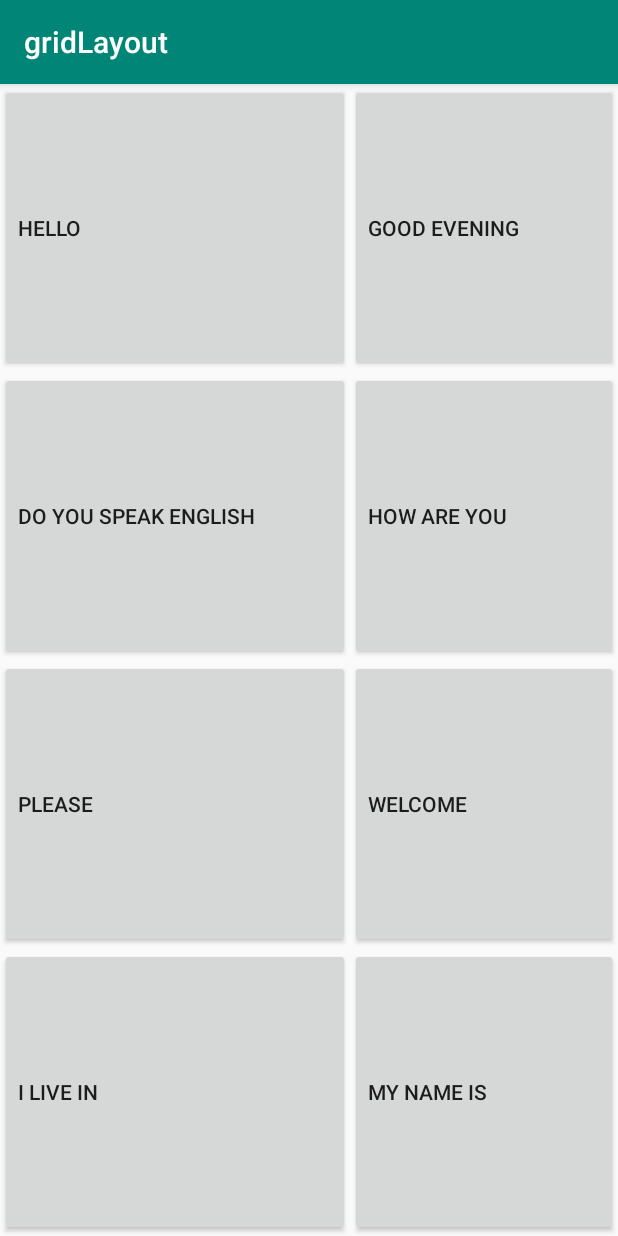
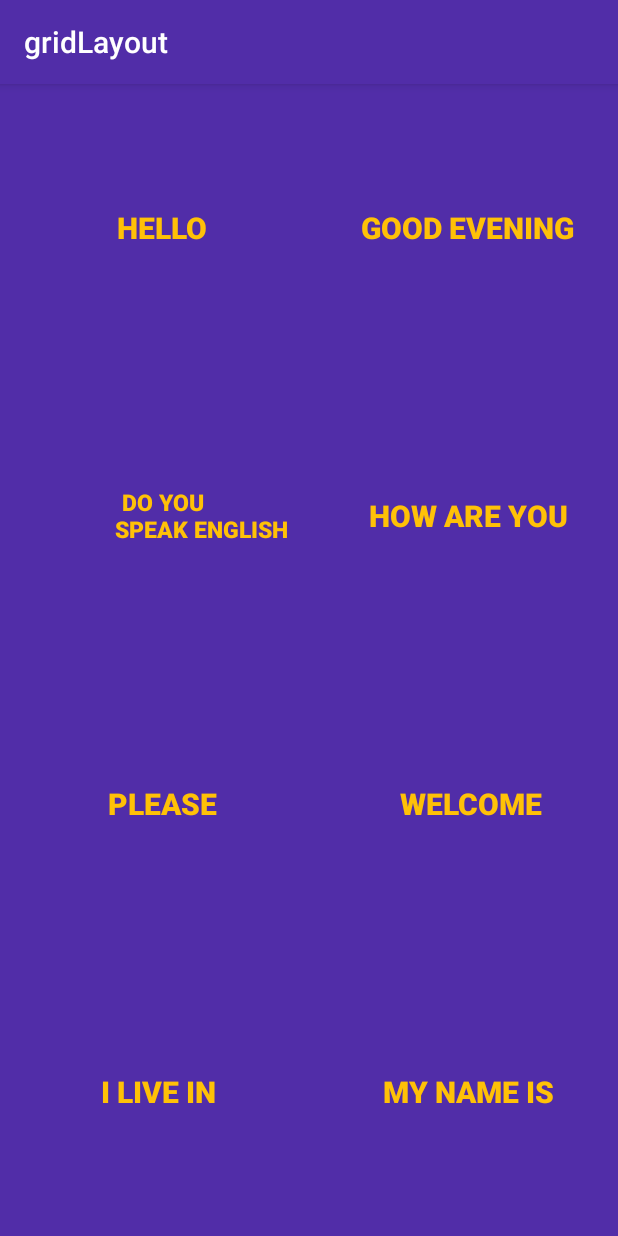
Before and after one commit to RandSaleh/BasicPhrasesApp, an Android app: the screen it shows after launch (MainActivity), on a phone screen of 412 x 824 dp. Run offline under Robolectric (Android 15) with nearby library versions, the phone set to English and light mode, and no system bars.

Commit message:
add style

```diff
--- a/app/src/main/res/layout/activity_main.xml
+++ b/app/src/main/res/layout/activity_main.xml
@@ -19,70 +19,92 @@
 
         <Button
             android:id="@+id/button1"
-            android:text="Hello"
+            style="@style/Button"
             android:gravity="fill"
-            app:layout_columnWeight="1"
-            app:layout_rowWeight="1"
             android:onClick="sayPhrases"
             android:tag="1"
-            />
+            android:text="Hello"
+            app:layout_columnWeight="1"
+            app:layout_rowWeight="1" />
+
         <Button
             android:id="@+id/button2"
+            style="@style/Button"
+            android:gravity="fill"
+            android:onClick="sayPhrases"
+            android:tag="2"
             android:text="Good evening "
-            android:gravity="fill"
             app:layout_columnWeight="1"
-            app:layout_rowWeight="1"
-            android:onClick="sayPhrases"
-            android:tag="2"/>
+            app:layout_rowWeight="1" />
 
         <Button
             android:id="@+id/button3"
-            android:text="Do you speak english"
             android:gravity="fill"
+            android:onClick="sayPhrases"
+            android:tag="3"
+            android:textSize="15dp"
+            android:text=" Do you \n
+            Speak English"
             app:layout_columnWeight="1"
             app:layout_rowWeight="1"
-            android:onClick="sayPhrases"
-            android:tag="3"/>
+            style="@style/Button"
+            />
+
         <Button
             android:id="@+id/button4"
+            android:background="@color/colorPrimary"
+            android:gravity="fill"
+            android:onClick="sayPhrases"
+            android:tag="4"
             android:text="How are you "
-            android:gravity="fill"
+            android:textColor="@color/colorPrimaryDark"
+            android:textStyle="bold"
             app:layout_columnWeight="1"
             app:layout_rowWeight="1"
-            android:onClick="sayPhrases"
-            android:tag="4"/>
+            style="@style/Button"/>
+
         <Button
             android:id="@+id/button5"
+            style="@style/Button"
+            android:gravity="fill"
+            android:onClick="sayPhrases"
+            android:tag="5"
             android:text="Please"
+            app:layout_columnWeight="1"
+            app:layout_rowWeight="1" />
+
+        <Button
+            android:id="@+id/button6"
+            android:background="@color/colorPrimary"
             android:gravity="fill"
+            android:onClick="sayPhrases"
+            android:tag="6"
+            android:text="Welcome"
+            android:textColor="@color/colorPrimaryDark"
+            android:textStyle="bold"
             app:layout_columnWeight="1"
             app:layout_rowWeight="1"
-            android:onClick="sayPhrases"
-            android:tag="5"/>
-        <Button
-            android:id="@+id/button6"
-            android:text="Welcome"
-            android:gravity="fill"
-            app:layout_columnWeight="1"
-            app:layout_rowWeight="1"
-            android:onClick="sayPhrases"
-            android:tag="6"/>
+            style="@style/Button"/>
+
         <Button
             android:id="@+id/button7"
+            style="@style/Button"
+            android:gravity="fill"
+            android:onClick="sayPhrases"
+            android:tag="7"
             android:text="I live in "
-            android:gravity="fill"
             app:layout_columnWeight="1"
-            app:layout_rowWeight="1"
-            android:onClick="sayPhrases"
-            android:tag="7"/>
+            app:layout_rowWeight="1" />
+
         <Button
             android:id="@+id/button8"
+            style="@style/Button"
+            android:gravity="fill"
+            android:onClick="sayPhrases"
+            android:tag="8"
             android:text="My name is "
-            android:gravity="fill"
             app:layout_columnWeight="1"
-            app:layout_rowWeight="1"
-            android:onClick="sayPhrases"
-            android:tag="8"/>
+            app:layout_rowWeight="1" />
 
     </android.support.v7.widget.GridLayout>
 </android.support.constraint.ConstraintLayout>
--- /dev/null
+++ b/app/src/main/res/values-v17/styles.xml
@@ -0,0 +1,13 @@
+<?xml version="1.0" encoding="utf-8"?>
+<resources>
+
+    <style name="Button">
+        <item name="android:textSize">20dp</item>
+
+        <item name="android:textAlignment">center</item>
+        <item name="android:textStyle">bold</item>
+        <item name="android:background">@color/colorPrimary</item>
+        <item name="android:textColor">@color/colorPrimaryDark</item>
+
+    </style>
+</resources>
--- a/app/src/main/res/values/colors.xml
+++ b/app/src/main/res/values/colors.xml
@@ -1,6 +1,6 @@
 <?xml version="1.0" encoding="utf-8"?>
 <resources>
-    <color name="colorPrimary">#008577</color>
-    <color name="colorPrimaryDark">#00574B</color>
+    <color name="colorPrimary">#512DA8</color>
+    <color name="colorPrimaryDark">#FFC107</color>
     <color name="colorAccent">#D81B60</color>
 </resources>
--- a/app/src/main/res/values/styles.xml
+++ b/app/src/main/res/values/styles.xml
@@ -1,4 +1,4 @@
-<resources>
+<resources xmlns:tools="http://schemas.android.com/tools">
 
     <!-- Base application theme. -->
     <style name="AppTheme" parent="Theme.AppCompat.Light.DarkActionBar">
@@ -8,4 +8,13 @@
         <item name="colorAccent">@color/colorAccent</item>
     </style>
 
+    <style name="Button">
+        <item name="android:textSize">16dp</item>
+        <item name="android:textStyle">bold</item>
+        <item name="android:background">@color/colorPrimary</item>
+        <item name="android:textColor">@color/colorPrimaryDark</item>
+        <item name="android:textAlignment">center</item>
+
+    </style>
+
 </resources>
```
Also changed, not shown: app/src/main/java/com/example/gridlayout/MainActivity.java (+53 -3 lines).
